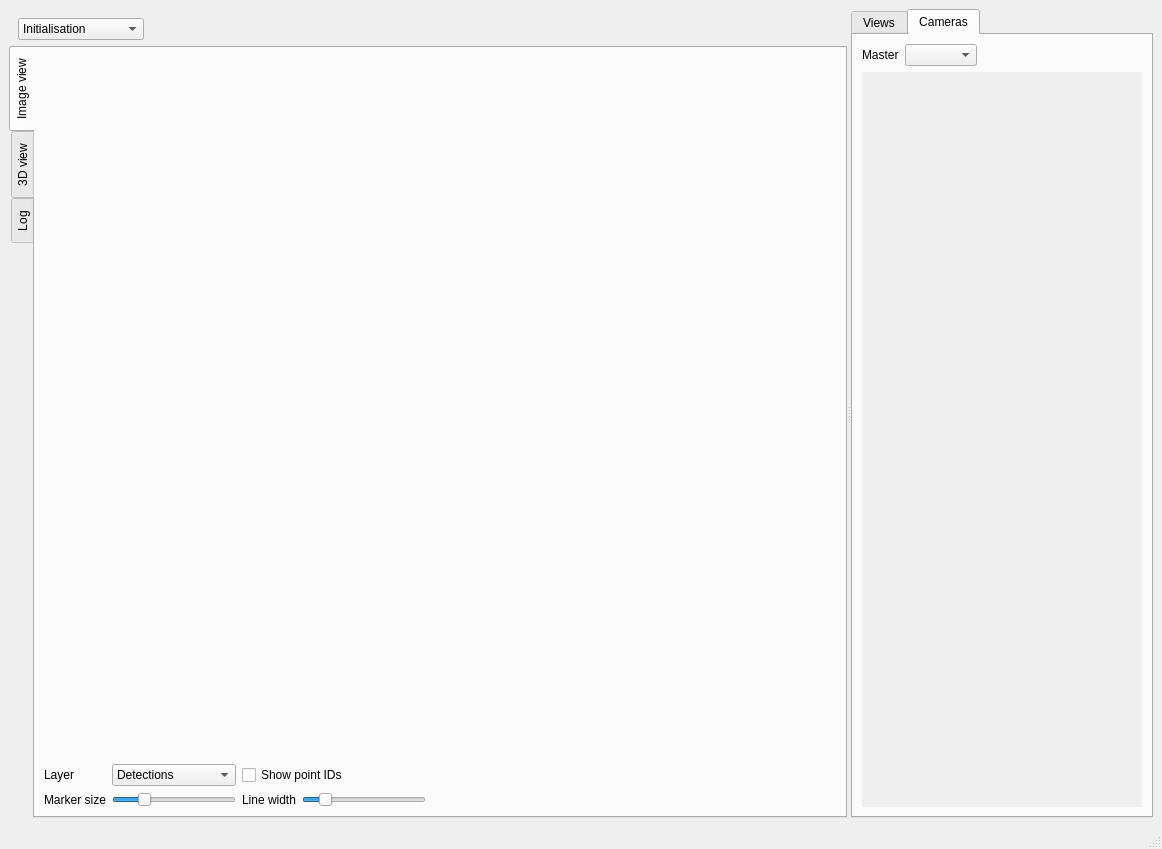
The window that multical/interface/visualizer.ui (oliver-batchelor/multical) describes before a commit, drawn with Qt 5.
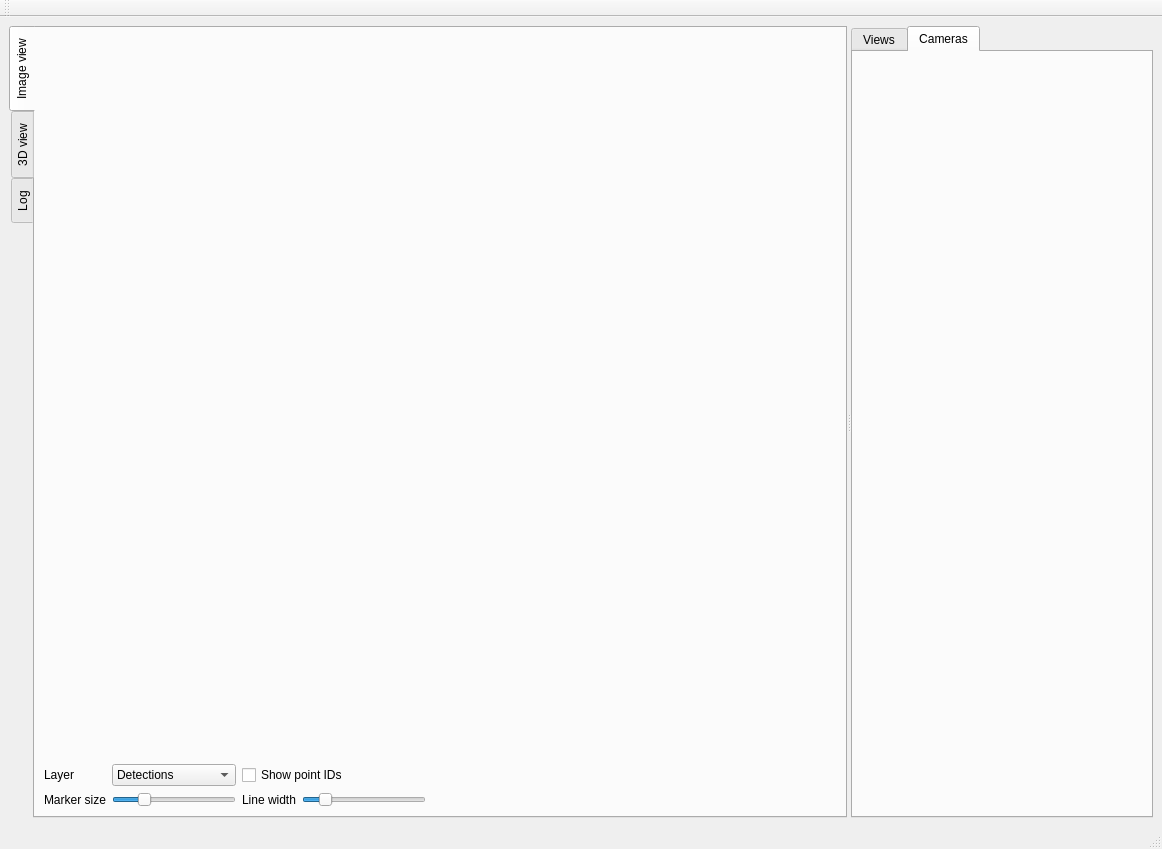
The same window after the commit. The open tabs and pages were chosen to show the change.

The edit to the form file:
```diff
--- a/multical/interface/visualizer.ui
+++ b/multical/interface/visualizer.ui
@@ -34,50 +34,6 @@
       </property>
       <widget class="QWidget" name="layoutWidget">
        <layout class="QVBoxLayout" name="verticalLayout_2">
-        <item>
-         <layout class="QHBoxLayout" name="horizontalLayout_2">
-          <property name="leftMargin">
-           <number>9</number>
-          </property>
-          <property name="topMargin">
-           <number>9</number>
-          </property>
-          <item>
-           <widget class="QComboBox" name="calibrations_combo">
-            <property name="sizePolicy">
-             <sizepolicy hsizetype="Preferred" vsizetype="Fixed">
-              <horstretch>0</horstretch>
-              <verstretch>0</verstretch>
-             </sizepolicy>
-            </property>
-            <property name="sizeAdjustPolicy">
-             <enum>QComboBox::AdjustToContents</enum>
-            </property>
-            <property name="minimumContentsLength">
-             <number>12</number>
-            </property>
-            <item>
-             <property name="text">
-              <string>Initialisation</string>
-             </property>
-            </item>
-           </widget>
-          </item>
-          <item>
-           <spacer name="horizontalSpacer">
-            <property name="orientation">
-             <enum>Qt::Horizontal</enum>
-            </property>
-            <property name="sizeHint" stdset="0">
-             <size>
-              <width>40</width>
-              <height>20</height>
-             </size>
-            </property>
-           </spacer>
-          </item>
-         </layout>
-        </item>
         <item>
          <widget class="QTabWidget" name="mainTabs">
           <property name="sizePolicy">
@@ -505,58 +461,6 @@
         <attribute name="title">
          <string>Cameras</string>
         </attribute>
-        <layout class="QVBoxLayout" name="verticalLayout_4">
-         <item>
-          <layout class="QGridLayout" name="gridLayout_2">
-           <item row="0" column="0">
-            <widget class="QLabel" name="label_2">
-             <property name="text">
-              <string>Master</string>
-             </property>
-            </widget>
-           </item>
-           <item row="0" column="1">
-            <widget class="QComboBox" name="master_combo"/>
-           </item>
-           <item row="0" column="2">
-            <spacer name="horizontalSpacer_3">
-             <property name="orientation">
-              <enum>Qt::Horizontal</enum>
-             </property>
-             <property name="sizeHint" stdset="0">
-              <size>
-               <width>40</width>
-               <height>20</height>
-              </size>
-             </property>
-            </spacer>
-           </item>
-          </layout>
-         </item>
-         <item>
-          <widget class="QScrollArea" name="scrollArea">
-           <property name="frameShape">
-            <enum>QFrame::NoFrame</enum>
-           </property>
-           <property name="horizontalScrollBarPolicy">
-            <enum>Qt::ScrollBarAlwaysOff</enum>
-           </property>
-           <property name="widgetResizable">
-            <bool>true</bool>
-           </property>
-           <widget class="QWidget" name="param_scroll">
-            <property name="geometry">
-             <rect>
-              <x>0</x>
-              <y>0</y>
-              <width>289</width>
-              <height>711</height>
-             </rect>
-            </property>
-           </widget>
-          </widget>
-         </item>
-        </layout>
        </widget>
       </widget>
      </widget>
@@ -574,6 +478,17 @@
    </property>
   </widget>
   <widget class="QStatusBar" name="statusbar"/>
+  <widget class="QToolBar" name="toolBar">
+   <property name="windowTitle">
+    <string>toolBar</string>
+   </property>
+   <attribute name="toolBarArea">
+    <enum>TopToolBarArea</enum>
+   </attribute>
+   <attribute name="toolBarBreak">
+    <bool>false</bool>
+   </attribute>
+  </widget>
  </widget>
  <resources/>
  <connections/>
```
Left out of the diff: 2 changed lines with no effect on the pictures.
